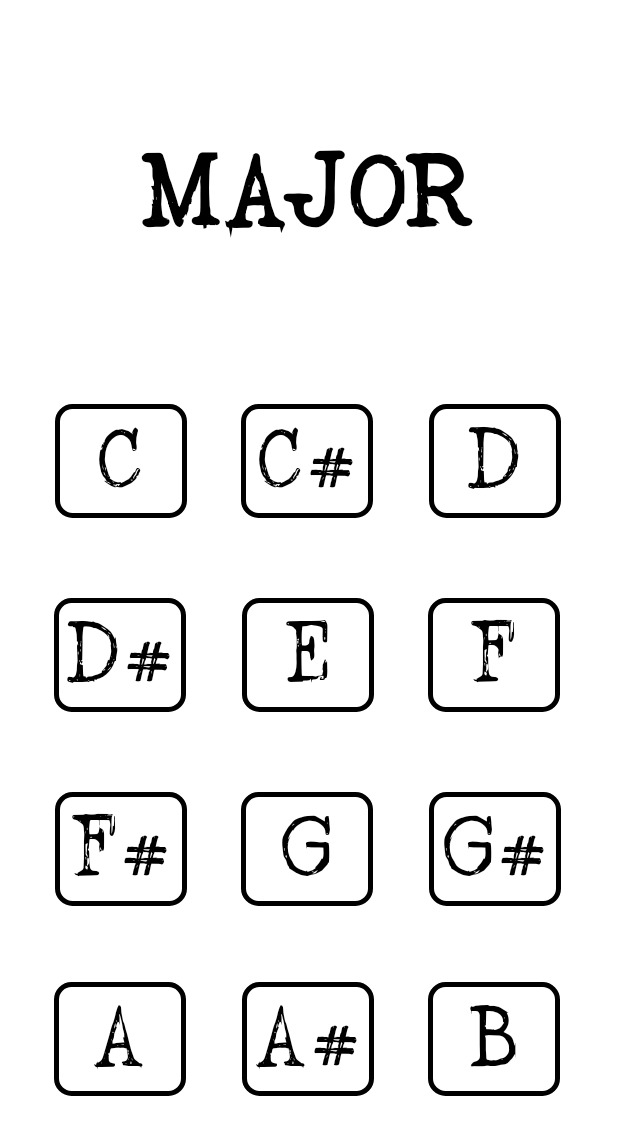
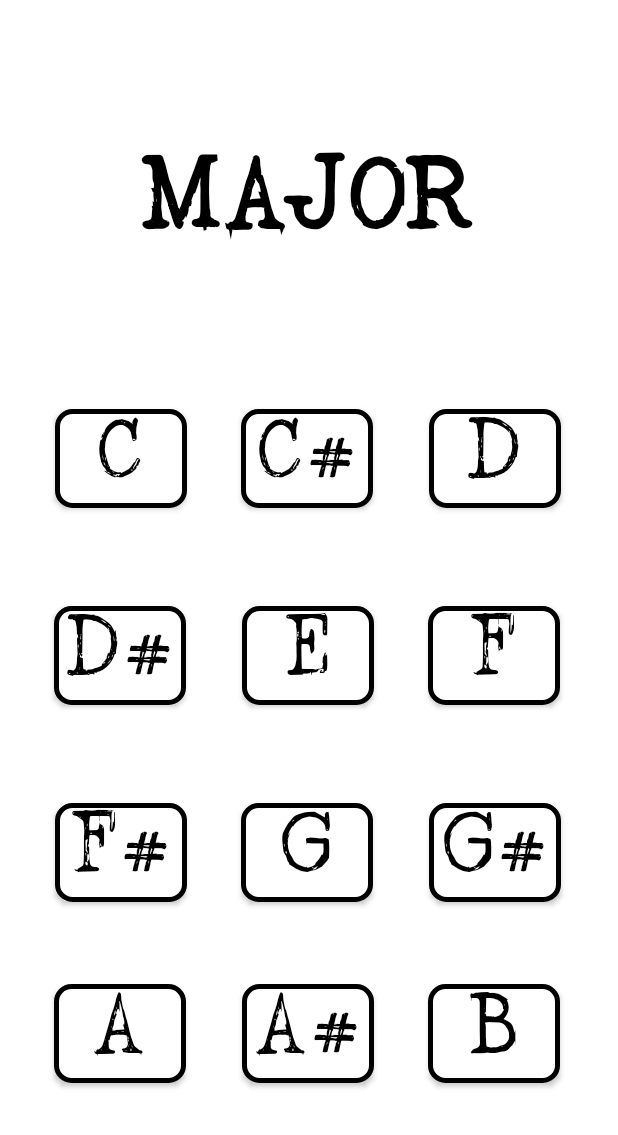
Before and after one commit to XL522/SUPERBABY, an Android app: the maj_intent screen opened directly, with no data from a screen before it, on a phone screen of 412 x 824 dp. Shown: the top 1135 px of the screen. Run offline under Robolectric (Android 15) with nearby library versions, the light colour scheme and no system bars.

Commit message:
Update activity_maj_intent.xml

```diff
--- a/app/src/main/res/layout/activity_maj_intent.xml
+++ b/app/src/main/res/layout/activity_maj_intent.xml
@@ -31,7 +31,7 @@
         android:id="@+id/M_e"
         android:layout_width="wrap_content"
         android:layout_height="wrap_content"
-        android:background="@drawable/main_theme"
+        android:background="@drawable/btn_unified_selector"
         android:fontFamily="@font/intut"
         android:text="@string/M_e"
         android:textAllCaps="false"
@@ -49,7 +49,7 @@
         android:id="@+id/M_a"
         android:layout_width="wrap_content"
         android:layout_height="wrap_content"
-        android:background="@drawable/main_theme"
+        android:background="@drawable/btn_unified_selector"
         android:fontFamily="@font/intut"
         android:text="@string/M_a"
         android:textAllCaps="false"
@@ -67,7 +67,7 @@
         android:id="@+id/M_as"
         android:layout_width="wrap_content"
         android:layout_height="wrap_content"
-        android:background="@drawable/main_theme"
+        android:background="@drawable/btn_unified_selector"
         android:fontFamily="@font/intut"
         android:text="@string/M_as"
         android:textAllCaps="false"
@@ -85,7 +85,7 @@
         android:id="@+id/M_b"
         android:layout_width="wrap_content"
         android:layout_height="wrap_content"
-        android:background="@drawable/main_theme"
+        android:background="@drawable/btn_unified_selector"
         android:fontFamily="@font/intut"
         android:text="@string/M_b"
         android:textAllCaps="false"
@@ -103,7 +103,7 @@
         android:id="@+id/M_gs"
         android:layout_width="wrap_content"
         android:layout_height="wrap_content"
-        android:background="@drawable/main_theme"
+        android:background="@drawable/btn_unified_selector"
         android:fontFamily="@font/intut"
         android:text="@string/M_gs"
         android:textAllCaps="false"
@@ -121,7 +121,7 @@
         android:id="@+id/M_fs"
         android:layout_width="wrap_content"
         android:layout_height="wrap_content"
-        android:background="@drawable/main_theme"
+        android:background="@drawable/btn_unified_selector"
         android:fontFamily="@font/intut"
         android:text="@string/M_fs"
         android:textAllCaps="false"
@@ -138,7 +138,7 @@
         android:id="@+id/M_ds"
         android:layout_width="wrap_content"
         android:layout_height="wrap_content"
-        android:background="@drawable/main_theme"
+        android:background="@drawable/btn_unified_selector"
         android:fontFamily="@font/intut"
         android:text="@string/M_ds"
         android:textAllCaps="false"
@@ -155,7 +155,7 @@
         android:id="@+id/M_f"
         android:layout_width="wrap_content"
         android:layout_height="wrap_content"
-        android:background="@drawable/main_theme"
+        android:background="@drawable/btn_unified_selector"
         android:fontFamily="@font/intut"
         android:text="@string/M_f"
         android:textAllCaps="false"
@@ -172,7 +172,7 @@
         android:id="@+id/M_d"
         android:layout_width="wrap_content"
         android:layout_height="wrap_content"
-        android:background="@drawable/main_theme"
+        android:background="@drawable/btn_unified_selector"
         android:fontFamily="@font/intut"
         android:text="@string/M_d"
         android:textAllCaps="false"
@@ -190,7 +190,7 @@
         android:id="@+id/M_cs"
         android:layout_width="wrap_content"
         android:layout_height="wrap_content"
-        android:background="@drawable/main_theme"
+        android:background="@drawable/btn_unified_selector"
         android:fontFamily="@font/intut"
         android:text="@string/M_cs"
         android:textAllCaps="false"
@@ -208,7 +208,7 @@
         android:id="@+id/M_c"
         android:layout_width="wrap_content"
         android:layout_height="wrap_content"
-        android:background="@drawable/main_theme"
+        android:background="@drawable/btn_unified_selector"
         android:fontFamily="@font/intut"
         android:text="@string/M_c"
         android:textAllCaps="false"
@@ -225,7 +225,7 @@
         android:id="@+id/M_g"
         android:layout_width="wrap_content"
         android:layout_height="wrap_content"
-        android:background="@drawable/main_theme"
+        android:background="@drawable/btn_unified_selector"
         android:fontFamily="@font/intut"
         android:text="@string/M_g"
         android:textAllCaps="false"
```
